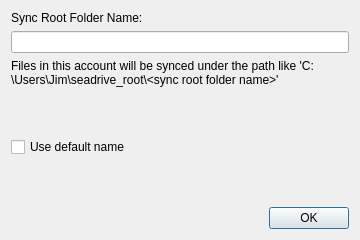
First picture: the form in ui/sync-root-name-dialog.ui, repository haiwen/seadrive-gui, before the edit.
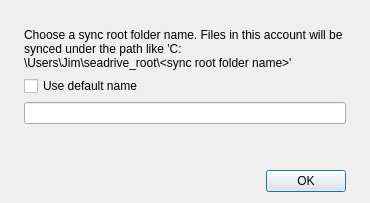
Second picture: the form after the edit.

```diff
--- a/ui/sync-root-name-dialog.ui
+++ b/ui/sync-root-name-dialog.ui
@@ -2,43 +2,15 @@
 <ui version="4.0">
  <class>SyncRootNameDialog</class>
  <widget class="QDialog" name="SyncRootNameDialog">
-  <property name="geometry">
-   <rect>
-    <x>0</x>
-    <y>0</y>
-    <width>360</width>
-    <height>240</height>
-   </rect>
-  </property>
   <layout class="QVBoxLayout" name="verticalLayout_2">
+   <property name="leftMargin">
+    <number>24</number>
+   </property>
+   <property name="rightMargin">
+    <number>24</number>
+   </property>
    <item>
     <layout class="QVBoxLayout" name="verticalLayout">
-     <item>
-      <widget class="QLabel" name="label_1">
-       <property name="text">
-        <string>Sync Root Folder Name:</string>
-       </property>
-       <property name="alignment">
-        <set>Qt::AlignBottom|Qt::AlignLeading|Qt::AlignLeft</set>
-       </property>
-      </widget>
-     </item>
-     <item>
-      <widget class="QLineEdit" name="mCustomName"/>
-     </item>
-     <item>
-      <widget class="QLabel" name="hint">
-       <property name="text">
-        <string>&lt;html&gt;&lt;head/&gt;&lt;body&gt;&lt;p&gt;Files in this account will be synced under the path like 'C:\Users\Jim\seadrive_root\&amp;lt;sync root folder name&amp;gt;'&lt;/p&gt;&lt;/body&gt;&lt;/html&gt;</string>
-       </property>
-       <property name="textFormat">
-        <enum>Qt::RichText</enum>
-       </property>
-       <property name="wordWrap">
-        <bool>true</bool>
-       </property>
-      </widget>
-     </item>
      <item>
       <spacer name="verticalSpacer_1">
        <property name="orientation">
@@ -46,12 +18,25 @@
        </property>
        <property name="sizeHint" stdset="0">
         <size>
-         <width>20</width>
-         <height>40</height>
+         <width>322</width>
+         <height>17</height>
         </size>
        </property>
       </spacer>
      </item>
+     <item>
+      <widget class="QLabel" name="label_1">
+       <property name="text">
+        <string>&lt;html&gt;&lt;head/&gt;&lt;body&gt;&lt;p&gt;Choose a sync root folder name. Files in this account will be synced under the path like 'C:\Users\Jim\seadrive_root\&amp;lt;sync root folder name&amp;gt;'&lt;/p&gt;&lt;/body&gt;&lt;/html&gt;</string>
+       </property>
+       <property name="textFormat">
+        <enum>Qt::RichText</enum>
+       </property>
+       <property name="wordWrap">
+        <bool>true</bool>
+       </property>
+      </widget>
+     </item>
      <item>
       <widget class="QCheckBox" name="mUseDefaultName">
        <property name="text">
@@ -59,6 +44,9 @@
        </property>
       </widget>
      </item>
+     <item>
+      <widget class="QLineEdit" name="mCustomName"/>
+     </item>
      <item>
       <spacer name="verticalSpacer_2">
        <property name="orientation">
```
